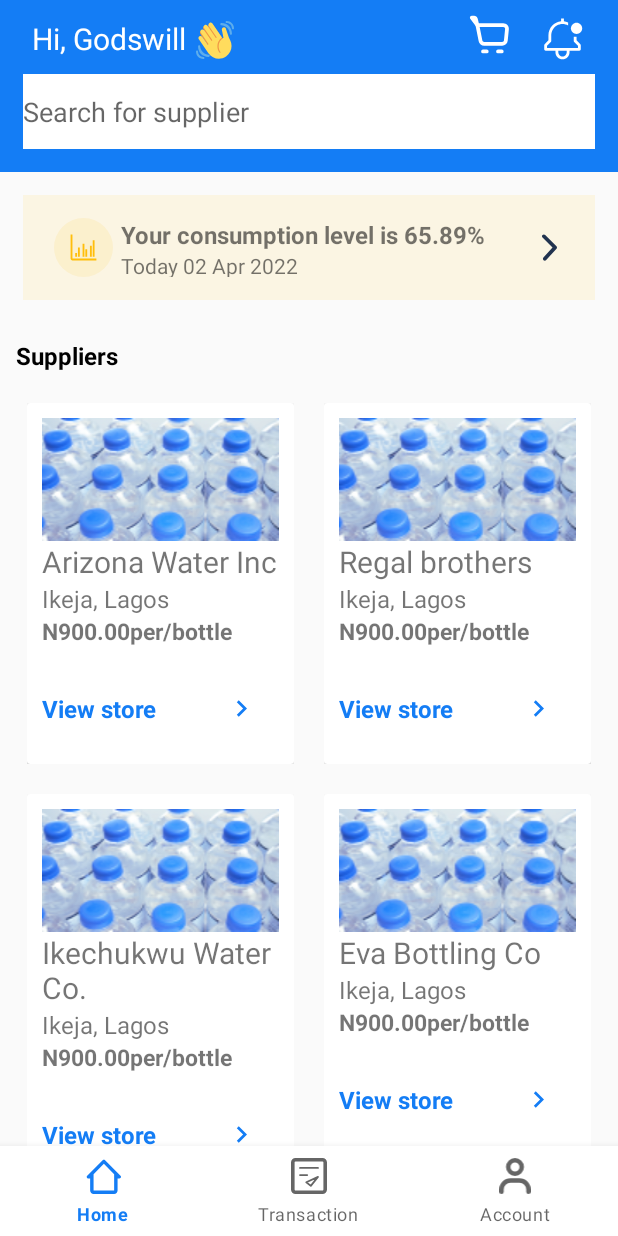
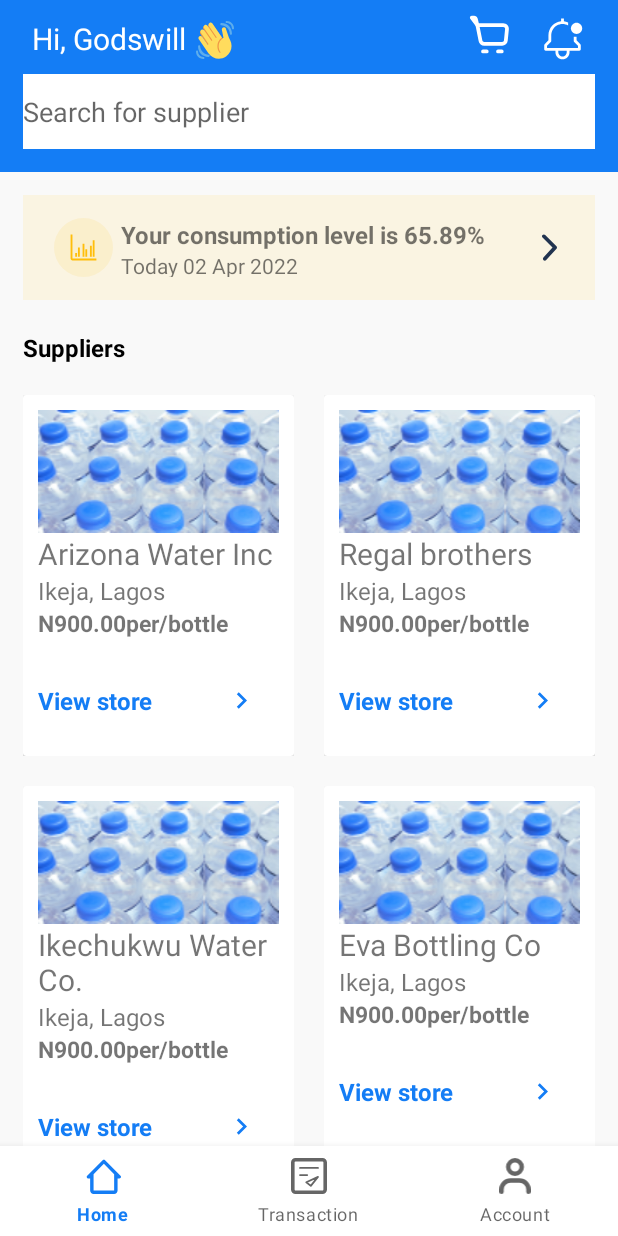
Before and after one commit to Gozirin/AquaWaterApp, an Android app: the screen it shows after launch (ConsumerMainActivity), on a phone screen of 412 x 824 dp. Run offline under Robolectric (Android 15) with nearby library versions, the phone set to English and light mode, and no system bars; our stand-ins replace navigation-ui.

Commit message:
consumer homescreen added

```diff
--- a/app/src/main/res/layout/fragment_consumer_home_fragment.xml
+++ b/app/src/main/res/layout/fragment_consumer_home_fragment.xml
@@ -2,7 +2,7 @@
     xmlns:app="http://schemas.android.com/apk/res-auto"
     xmlns:tools="http://schemas.android.com/tools"
     android:id="@+id/drawerLayout"
-    android:background="#2FE5E5E5"
+    android:background="#41E5E5E5"
     android:layout_width="match_parent"
     android:layout_height="match_parent"
     android:fillViewport="true"
@@ -152,8 +152,7 @@
             android:layout_width="match_parent"
             android:layout_height="wrap_content"
             android:padding="5dp"
-            android:layout_margin="5dp"
-            android:layout_marginStart="10dp"
+            android:paddingStart="15dp"
             android:text="Suppliers"
             android:textColor="@color/black"
             android:textSize="16sp"
@@ -167,8 +166,7 @@
             android:id="@+id/consumer_homeScreen_recyclerView"
             android:layout_width="match_parent"
             android:layout_height="wrap_content"
-            android:paddingStart="8dp"
-            android:paddingEnd="8dp"
+           android:padding="5dp"
             app:layoutManager="GridLayoutManager"
             app:layout_constraintBottom_toTopOf="@+id/addbox"
             app:layout_constraintEnd_toEndOf="parent"
--- a/app/src/main/res/values/colors.xml
+++ b/app/src/main/res/values/colors.xml
@@ -8,4 +8,5 @@
     <color name="black">#FF000000</color>
     <color name="white">#FFFFFFFF</color>
     <color name="main_blue">#147DF5</color>
+    <color name="secondary_blue">#0268DC</color>
 </resources>
--- a/app/src/main/res/values/themes.xml
+++ b/app/src/main/res/values/themes.xml
@@ -3,7 +3,7 @@
     <style name="Theme.Aqua" parent="Theme.MaterialComponents.Light.NoActionBar">
         <!-- Primary brand color. -->
         <item name="colorPrimary">@color/main_blue</item>
-        <item name="colorPrimaryVariant">@color/purple_700</item>
+        <item name="colorPrimaryVariant">@color/secondary_blue</item>
         <item name="colorOnPrimary">@color/white</item>
         <!-- Secondary brand color. -->
         <item name="colorSecondary">@color/teal_200</item>
```
